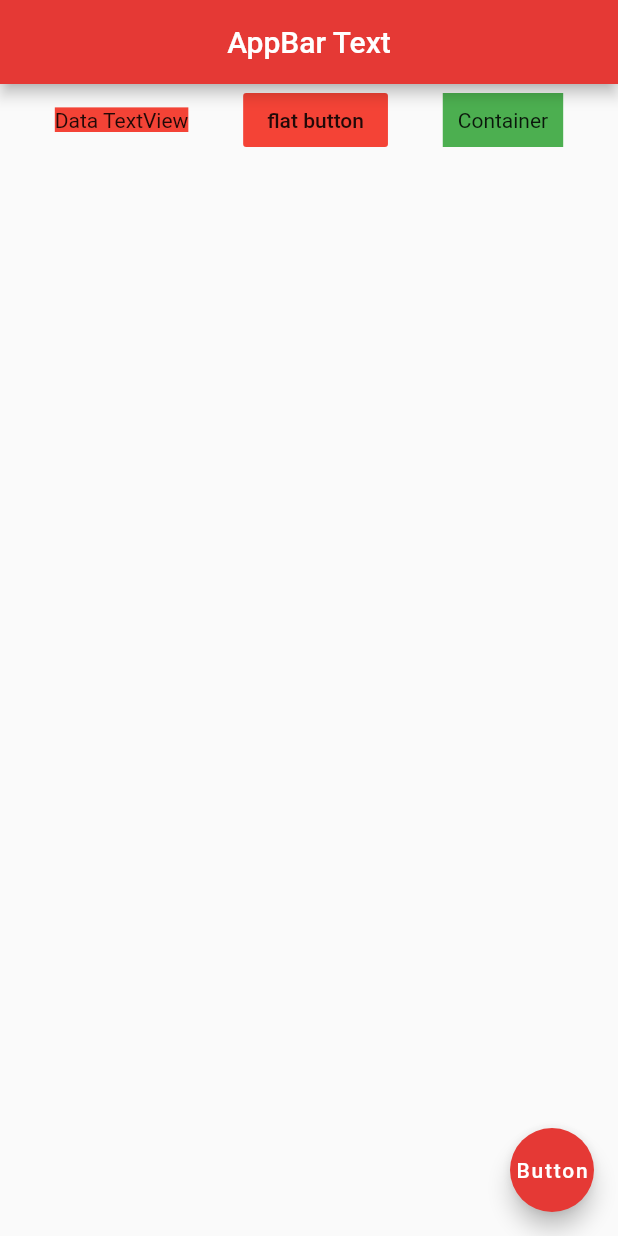
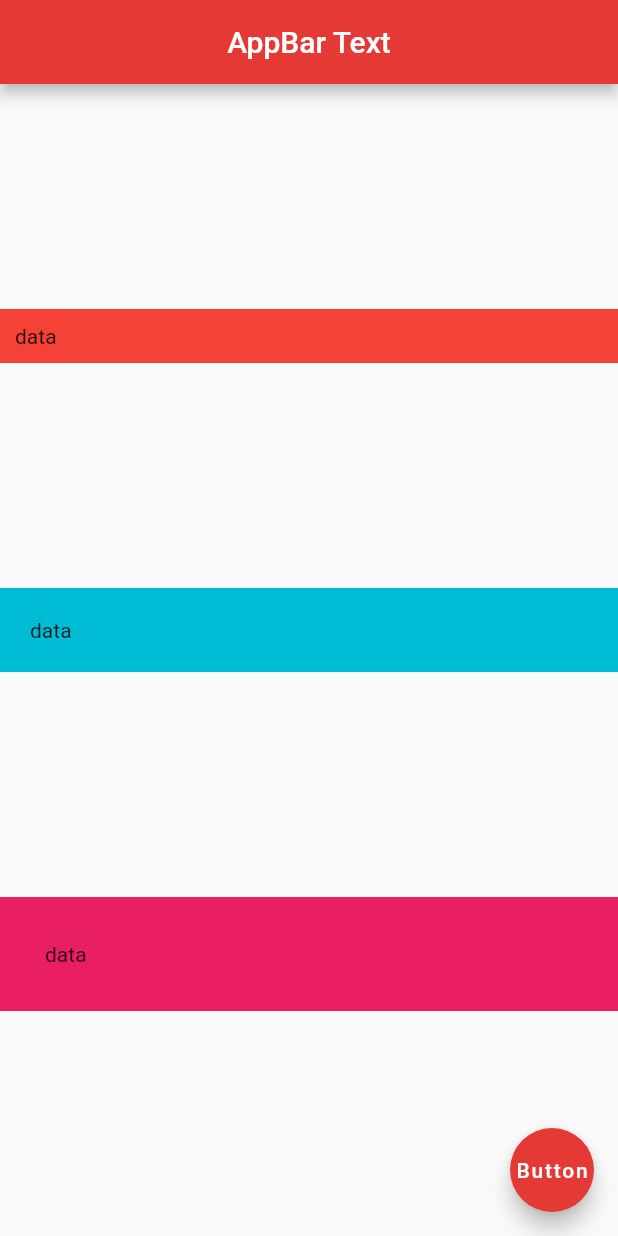
Before and after one commit to ski96277/flutter_tutorials, a Flutter app: the screen it shows after launch, on a phone screen of 412 x 824 dp. Run offline on Flutter 3.47's test engine with Material 2 defaults, Android fonts, the phone set to English and light mode, and no system bars.

Commit message:
column example

```diff
--- a/lib/main.dart
+++ b/lib/main.dart
@@ -16,24 +16,27 @@ class MyApp extends StatelessWidget {
         centerTitle: true,
         backgroundColor: Colors.red[600],
       ),
-      body: Row(
+      body: Column(
         mainAxisAlignment: MainAxisAlignment.spaceEvenly,
-        crossAxisAlignment: CrossAxisAlignment.center ,
+        crossAxisAlignment: CrossAxisAlignment.stretch ,
         children: [
-          Text("Data TextView",style: TextStyle(backgroundColor: Colors.red),),
-          FlatButton(
-            onPressed: () {
-              print("Flat Btn");
-            },
+          Container(
             color: Colors.red,
-            child: Text("flat button"),
+            padding: EdgeInsets.all(10.0),
+            child: Text("data"),
           ),
           Container(
-            padding: EdgeInsets.all(10.0),
-            color: Colors.green,
-            child: Text("Container"),
-          )
+            color: Colors.cyan,
+            padding: EdgeInsets.all(20.0),
+            child: Text("data"),
+          ),
+          Container(
+            color: Colors.pink,
+            padding: EdgeInsets.all(30.0),
+            child: Text("data"),
+          ),
         ],
+
       ),
       floatingActionButton: FloatingActionButton(
         backgroundColor: Colors.red[600],
```
